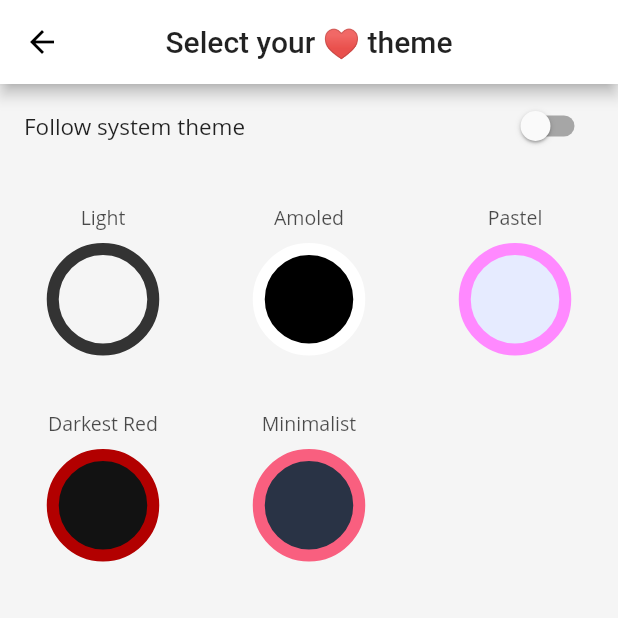
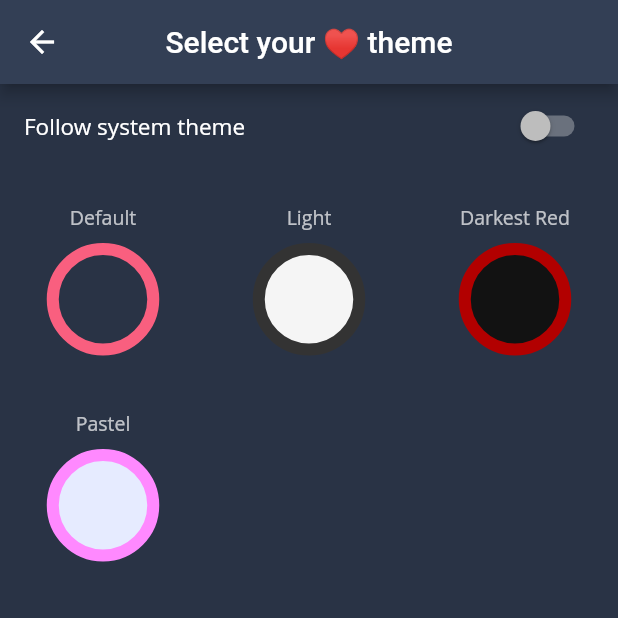
Before and after one commit to nikolajjsj/sygeplejersken, a Flutter app: the ThemesScreen screen opened directly, after a tap on "Follow system theme", on a phone screen of 412 x 824 dp, the top half of it. Run offline on Flutter 3.47's test engine with Material 2 defaults, Android fonts, the phone set to English and light mode, and no system bars; our stand-ins replace equatable, flutter_bloc, hydrated_bloc.

Commit message:
Redefined theme list and default theme

```diff
--- a/lib/main.dart
+++ b/lib/main.dart
@@ -21,8 +21,8 @@ class MyApp extends StatelessWidget {
       create: (context) => ThemeBloc(),
       child: BlocBuilder<ThemeBloc, ThemeState>(
         builder: (context, state) {
-          final lightTheme = predefinedThemes[0].data;
-          final darkTheme = predefinedThemes[1].data;
+          final lightTheme = predefinedThemes[1].data;
+          final darkTheme = predefinedThemes[2].data;
 
           return MaterialApp(
             debugShowCheckedModeBanner: false,
--- a/lib/misc/themes/themes_list.dart
+++ b/lib/misc/themes/themes_list.dart
@@ -2,34 +2,28 @@ import 'package:sygeplejersken/models/theme_model.dart';
 
 /// A list of [Theme]s
 final List<AppTheme> predefinedThemes = <AppTheme>[
+  AppTheme.fromData(def),
   AppTheme.fromData(light),
-  AppTheme.fromData(amoled),
+  AppTheme.fromData(darkRed),
   AppTheme.fromData(pastel),
-  AppTheme.fromData(darkRed),
-  AppTheme.fromData(minimalist),
 ];
+
+final AppThemeModel def = AppThemeModel()
+  ..name = 'Default'
+  ..primaryColour = 0xff293345
+  ..accentColor = 0xfff95f7f;
 
 final AppThemeModel light = AppThemeModel()
   ..name = 'Light'
   ..primaryColour = 0xfff5f5f5
   ..accentColor = 0xff333333;
 
-final AppThemeModel amoled = AppThemeModel()
-  ..name = 'Amoled'
-  ..primaryColour = 0xff000000
-  ..accentColor = 0xffffffff;
+final AppThemeModel darkRed = AppThemeModel()
+  ..name = 'Darkest Red'
+  ..primaryColour = 0xff121212
+  ..accentColor = 0xffb20000;
 
 final AppThemeModel pastel = AppThemeModel()
   ..name = 'Pastel'
   ..primaryColour = 0xffe6ebff
   ..accentColor = 0xffff89ff;
-
-final AppThemeModel darkRed = AppThemeModel()
-  ..name = 'Darkest Red'
-  ..primaryColour = 0xff121212
-  ..accentColor = 0xffb20000;
-
-final AppThemeModel minimalist = AppThemeModel()
-  ..name = 'Minimalist'
-  ..primaryColour = 0xff293345
-  ..accentColor = 0xfff95f7f;
```
